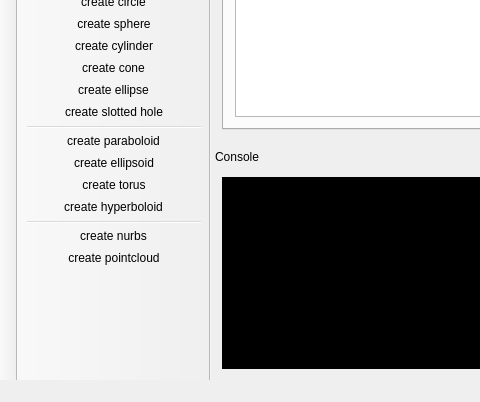
Before: the Qt Designer form ui/mainwindow.ui in OpenIndy/OpenIndy, drawn with Qt 5; both pictures show x 0 to 480 and y 255 to 657 of the 1081 by 657 pixel window.
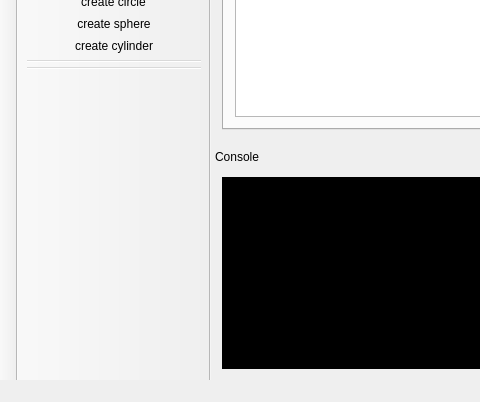
After: the same form once the commit is applied. Icons and pictures are not drawn.

Commit message:
oi-270 ready for code review
removed unused geometry types from GUI

The edit to the form file:
```diff
--- a/ui/mainwindow.ui
+++ b/ui/mainwindow.ui
@@ -746,17 +746,8 @@
    <addaction name="actionCreate_circle"/>
    <addaction name="actionCreate_sphere"/>
    <addaction name="actionCreate_cylinder"/>
-   <addaction name="actionCreate_cone"/>
-   <addaction name="actionCreate_ellipse"/>
-   <addaction name="actionCreate_slotted_hole"/>
    <addaction name="separator"/>
-   <addaction name="actionCreate_paraboloid"/>
-   <addaction name="actionCreate_ellipsoid"/>
-   <addaction name="actionCreate_torus"/>
-   <addaction name="actionCreate_hyperboloid"/>
    <addaction name="separator"/>
-   <addaction name="actionCreate_nurbs"/>
-   <addaction name="actionCreate_pointcloud"/>
   </widget>
   <widget class="QDockWidget" name="dockWidget_magnify">
    <property name="windowTitle">
```
Left out of the diff: 6 changed lines with no effect on the pictures. The commit also changes 2 other files.
